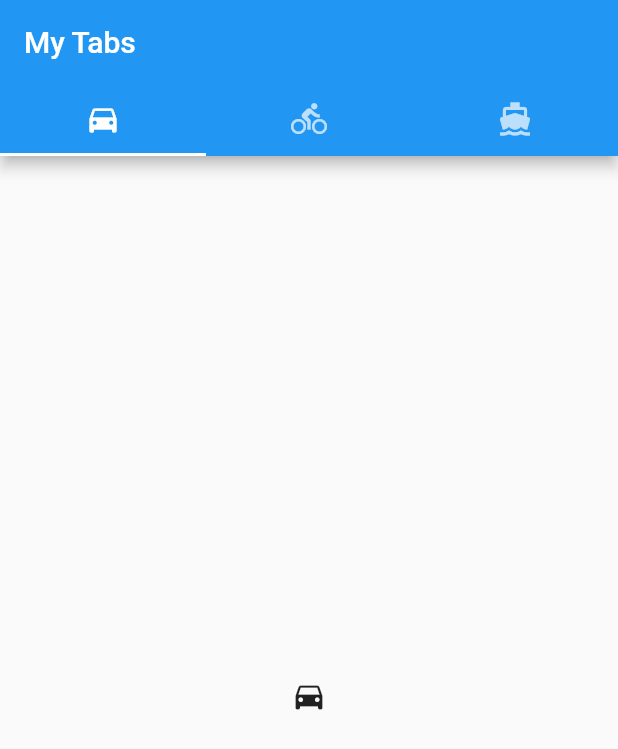
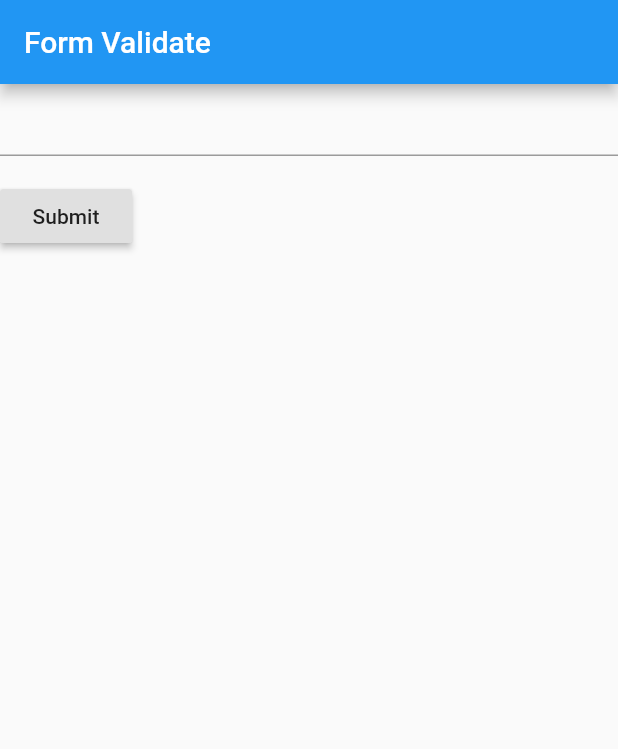
Before and after one commit to life2smile/flutter_learn, a Flutter app: the screen it shows after launch, on a phone screen of 412 x 824 dp. Shown: the top 749 px of the screen. Run offline on Flutter 3.47's test engine with Material 2 defaults, Android fonts, the phone set to English and light mode, and no system bars.

Commit message:
feat: add form validate

```diff
--- /dev/null
+++ b/lib/formValide/FormValidate.dart
@@ -0,0 +1,55 @@
+import 'package:flutter/material.dart';
+import 'package:flutter/widgets.dart';
+
+class FormValidateApp extends StatelessWidget {
+  @override
+  Widget build(BuildContext context) {
+    return MaterialApp(
+      home: Scaffold(
+        appBar: AppBar(title: Text("Form Validate")),
+        body: FormValidate(),
+      ),
+    );
+  }
+}
+
+class FormValidate extends StatefulWidget {
+  @override
+  State<StatefulWidget> createState() {
+    return FormValidateState();
+  }
+}
+
+class FormValidateState extends State<FormValidate> {
+  final _formKey = GlobalKey<FormState>();
+
+  @override
+  Widget build(BuildContext context) {
+    return Form(
+        key: _formKey,
+        child: Column(
+          crossAxisAlignment: CrossAxisAlignment.start,
+          children: <Widget>[
+            TextFormField(
+              validator: (value) {
+                if (value.isEmpty) {
+                  return 'Please Enter some text';
+                }
+              },
+            ),
+            Padding(
+              padding: const EdgeInsets.symmetric(vertical: 16.0),
+              child: RaisedButton(
+                onPressed: () {
+                  if (_formKey.currentState.validate()) {
+                    Scaffold.of(context)
+                        .showSnackBar(SnackBar(content: Text("Processing Data")));
+                  }
+                },
+                child: Text('Submit'),
+              ),
+            )
+          ],
+        ));
+  }
+}
--- a/lib/main.dart
+++ b/lib/main.dart
@@ -1,6 +1,7 @@
 import 'package:flutter/material.dart';
 import 'package:flutter_app_learn/animation/FadeInAndOut.dart';
 import 'package:flutter_app_learn/drawer/CustomDrawer.dart';
+import 'package:flutter_app_learn/formValide/FormValidate.dart';
 import 'package:flutter_app_learn/orientation/OrientationDemo.dart';
 import 'package:flutter_app_learn/snackBar/CustomSnackBar.dart';
 import 'package:flutter_app_learn/tabs/MyTab.dart';
@@ -15,4 +16,5 @@ void main(){
   runApp(OrientationDemo());
   runApp(MyTheme());
   runApp(MyTab());
+  runApp(FormValidateApp());
 }
```
